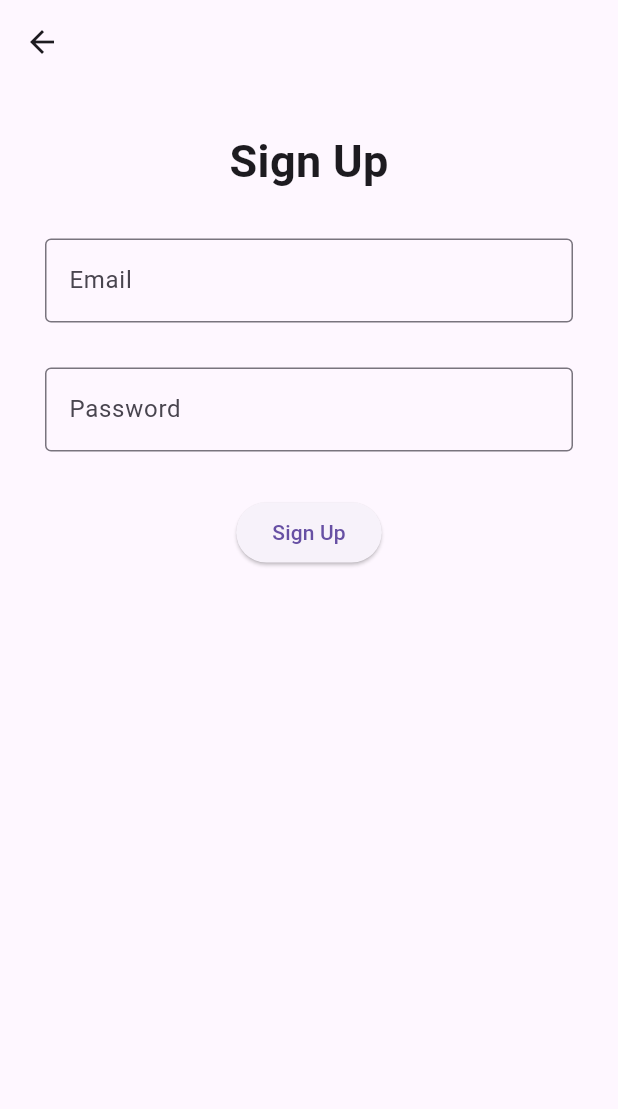
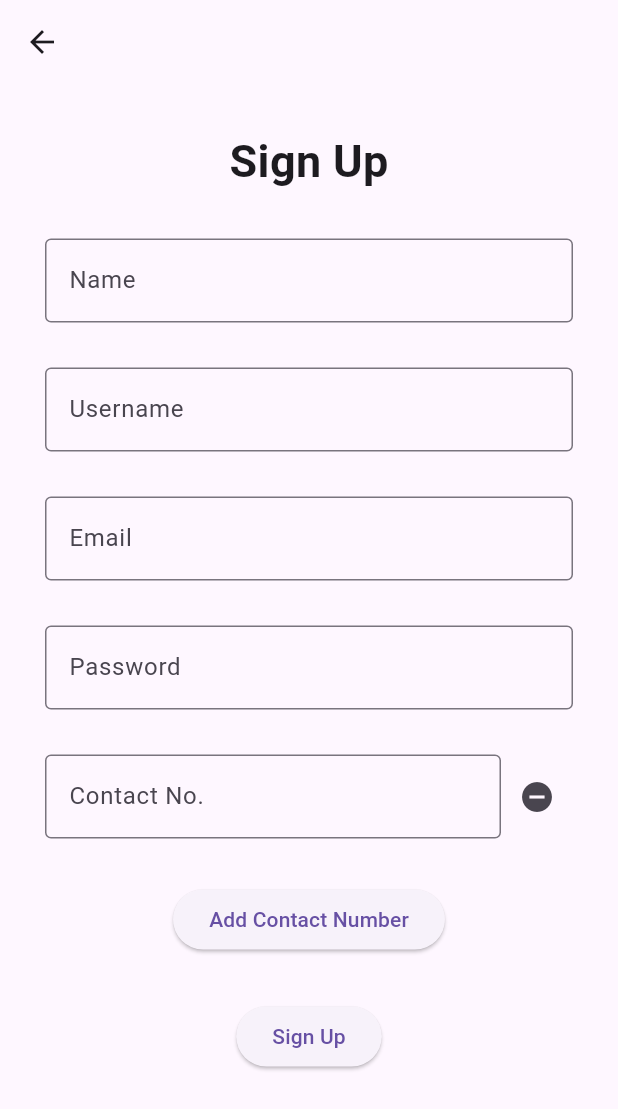
Before and after one commit to sigmund-baybay/cmsc23-final, a Flutter app: the SignUpPage screen opened directly, on a phone screen of 412 x 824 dp. Shown: the top 1109 px of the screen. Run offline on Flutter 3.47's test engine with Material 3 defaults, Android fonts, the phone set to English and light mode, and no system bars; our stand-ins replace cloud_firestore, firebase_auth, firebase_core, image_picker; accounts and stored records are empty.

Commit message:
chore: signup - added neccessary extra information to be stored when submitted

```diff
--- a/lib/api/firebase_auth_api.dart
+++ b/lib/api/firebase_auth_api.dart
@@ -1,7 +1,9 @@
+import 'package:cloud_firestore/cloud_firestore.dart';
 import 'package:firebase_auth/firebase_auth.dart';
 
 class FirebaseAuthAPI {
   final FirebaseAuth auth = FirebaseAuth.instance;
+  final FirebaseFirestore db = FirebaseFirestore.instance;
 
   Stream<User?> getUserStream() {
     return auth.authStateChanges(); // Returns a stream of user changes
@@ -11,18 +13,19 @@ class FirebaseAuthAPI {
     return auth.currentUser; // Returns who is logged in
   }
 
-  Future<String> signIn(String email, String password) async {
+  Future<String> signIn(String username, String password) async {
     try {
-      await auth.signInWithEmailAndPassword(email: email, password: password);
+      await auth.signInWithEmailAndPassword(email: username, password: password);
       return "Successfully signed in!";
     } on FirebaseAuthException catch(e) {
       return "Failed at error: ${e.code}";
     }
   }
 
-  Future<String> signUp(String email, String password) async {
+  Future<String> signUp(String email, String password, String name, String username, List<String> contactNumbers) async {
     try {
       await auth.createUserWithEmailAndPassword(email: email, password: password);
+      await db.collection("users").add({"email": email, "name": name, "username": username, "contactNumbers": contactNumbers});
       return "Successfully created account!";
     } on FirebaseAuthException catch(e) {
       return "Failed at error: ${e.code}";
@@ -32,4 +35,10 @@ class FirebaseAuthAPI {
   Future<void> signOut() async {
     await auth.signOut();
   }
+
+  Future<String> getEmail(String username) async {
+    return "";
+
+  }
+
 }
--- a/lib/main.dart
+++ b/lib/main.dart
@@ -1,8 +1,8 @@
 import 'package:firebase_core/firebase_core.dart';
 import 'package:flutter/material.dart';
-import 'package:flutter_app_exr4/providers/auth_provider.dart';
+import '../providers/auth_provider.dart';
 import 'package:provider/provider.dart';
-import 'package:flutter_app_exr4/firebase_options.dart';
+import 'package:flutter_app_mini_project/firebase_options.dart';
 import 'screens/FriendsList.dart';
 import 'screens/Slambook.dart';
 import 'providers/slambook_provider.dart';
--- a/lib/providers/auth_provider.dart
+++ b/lib/providers/auth_provider.dart
@@ -12,14 +12,14 @@ class UserAuthProvider with ChangeNotifier {
     userStream = authService.getUserStream();
   }
 
-  Future<String> signIn(String email, String password) async {
-    String response = await authService.signIn(email, password);
+  Future<String> signIn(String username, String password) async {
+    String response = await authService.signIn(username, password);
     notifyListeners();
     return response;
   }
 
-  Future<String> signUp(String email, String password) async {
-    String response = await authService.signUp(email, password);
+  Future<String> signUp(String email, String password, String name, String username, List<String> contactNumbers) async {
+    String response = await authService.signUp(email, password, name, username, contactNumbers);
     notifyListeners();
     return response;
   }
--- a/lib/screens/FriendsList.dart
+++ b/lib/screens/FriendsList.dart
@@ -1,8 +1,8 @@
 import 'package:cloud_firestore/cloud_firestore.dart';
 import 'package:flutter/material.dart';
-import 'package:flutter_app_exr4/models/friends_model.dart';
-import 'package:flutter_app_exr4/providers/slambook_provider.dart';
-import 'package:flutter_app_exr4/screens/FriendsDetailsPage.dart';
+import '../models/friends_model.dart';
+import '../providers/slambook_provider.dart';
+import '../screens/FriendsDetailsPage.dart';
 import 'package:provider/provider.dart';
 
 import '../providers/auth_provider.dart';
--- a/lib/screens/Slambook.dart
+++ b/lib/screens/Slambook.dart
@@ -1,7 +1,7 @@
 import 'package:flutter/material.dart';
 import 'package:flutter/widgets.dart';
-import 'package:flutter_app_exr4/models/friends_model.dart';
-import 'package:flutter_app_exr4/providers/slambook_provider.dart';
+import '../models/friends_model.dart';
+import '../providers/slambook_provider.dart';
 import 'package:provider/provider.dart';
 
 import '../providers/auth_provider.dart';
@@ -99,6 +99,7 @@ class _SlambookState extends State<Slambook> {
   @override
   Widget build(BuildContext context) {
     return Scaffold(
+      floatingActionButton: FloatingActionButton(onPressed: (){}, child: Icon(Icons.add),),
       appBar: AppBar(title: Text('Slambook',style: TextStyle(color: Colors.white),),backgroundColor: Color.fromARGB(255,14,14,66)),
       backgroundColor: Color.fromARGB(255, 195,211,235),
       drawer: drawer(),
--- a/lib/screens/home_page.dart
+++ b/lib/screens/home_page.dart
@@ -6,8 +6,8 @@
 
 import 'package:firebase_auth/firebase_auth.dart';
 import 'package:flutter/material.dart';
-import 'package:flutter_app_exr4/models/friends_model.dart';
-import 'package:flutter_app_exr4/screens/FriendsList.dart';
+import '../models/friends_model.dart';
+import '../screens/FriendsList.dart';
 import 'package:provider/provider.dart';
 import '../providers/auth_provider.dart';
 import 'signin_page.dart';
--- a/lib/screens/signin_page.dart
+++ b/lib/screens/signin_page.dart
@@ -55,7 +55,7 @@ class _SignInPageState extends State<SignInPage> {
           decoration: const InputDecoration(
               border: OutlineInputBorder(),
               label: Text("Email"),
-              hintText: "juandelacruz09@gmail.com"),
+              hintText: "example@gmail.com"),
           onSaved: (value) => setState(() => email = value),
           validator: (value) {
             if (value == null || value.isEmpty) {
@@ -72,7 +72,7 @@ class _SignInPageState extends State<SignInPage> {
           decoration: const InputDecoration(
               border: OutlineInputBorder(),
               label: Text("Password"),
-              hintText: "******"),
+              hintText: "********"),
           obscureText: true,
           onSaved: (value) => setState(() => password = value),
           validator: (value) {
--- a/lib/screens/signup_page.dart
+++ b/lib/screens/signup_page.dart
@@ -11,8 +11,11 @@ class SignUpPage extends StatefulWidget {
 
 class _SignUpState extends State<SignUpPage> {
   final _formKey = GlobalKey<FormState>();
+  String? name;
+  String? username;
   String? email;
   String? password;
+  List<String>? contactNumbers = [''];
 
   @override
   Widget build(BuildContext context) {
@@ -25,7 +28,7 @@ class _SignUpState extends State<SignUpPage> {
               key: _formKey,
               child: Column(
                 mainAxisAlignment: MainAxisAlignment.center,
-                children: [heading, emailField, passwordField, submitButton],
+                children: [heading, nameField, usernameField, emailField, passwordField, ...contactFields(), addContactButton, submitButton],
               ),
             )),
       ),
@@ -37,6 +40,40 @@ class _SignUpState extends State<SignUpPage> {
         child: Text(
           "Sign Up",
           style: TextStyle(fontSize: 30, fontWeight: FontWeight.bold),
+        ),
+      );
+
+  Widget get nameField => Padding(
+        padding: const EdgeInsets.only(bottom: 30),
+        child: TextFormField(
+          decoration: const InputDecoration(
+              border: OutlineInputBorder(),
+              label: Text("Name"),
+              hintText: "Enter a valid name"),
+          onSaved: (value) => setState(() => name = value),
+          validator: (value) {
+            if (value == null || value.isEmpty) {
+              return "Please enter a valid email format";
+            }
+            return null;
+          },
+        ),
+      );
+
+  Widget get usernameField => Padding(
+        padding: const EdgeInsets.only(bottom: 30),
+        child: TextFormField(
+          decoration: const InputDecoration(
+              border: OutlineInputBorder(),
+              label: Text("Username"),
+              hintText: "Enter a valid username"),
+          onSaved: (value) => setState(() => username = value),
+          validator: (value) {
+            if (value == null || value.isEmpty) {
+              return "Please enter a valid email format";
+            }
+            return null;
+          },
         ),
       );
 
@@ -75,6 +112,54 @@ class _SignUpState extends State<SignUpPage> {
         ),
       );
 
+  List<Widget> contactFields() {
+    return contactNumbers!.asMap().entries.map((entry) {
+      int index = entry.key;
+      return Padding(
+        padding: const EdgeInsets.only(bottom: 30),
+        child: Row(
+          children: [
+            Expanded(
+              child: TextFormField(
+                decoration: InputDecoration(
+                    border: OutlineInputBorder(),
+                    label: Text("Contact No."),
+                    hintText: "Enter a valid contact number"),
+                onSaved: (value) => contactNumbers?[index] = value!,
+                validator: (value) {
+                  if (value == null || value.isEmpty) {
+                    return "Please enter a valid contact number";
+                  }
+                  return null;
+                },
+              ),
+            ),
+            IconButton(
+              icon: Icon(Icons.remove_circle),
+              onPressed: () {
+                setState(() {
+                  contactNumbers!.removeAt(index);
+                });
+              },
+            ),
+          ],
+        ),
+      );
+    }).toList();
+  }
+
+  Widget get addContactButton => Padding(
+        padding: const EdgeInsets.only(bottom: 30),
+        child: ElevatedButton(
+          onPressed: () {
+            setState(() {
+              contactNumbers!.add('');
+            });
+          },
+          child: const Text("Add Contact Number"),
+        ),
+      );
+
   Widget get submitButton => ElevatedButton(
       onPressed: () async {
         if (_formKey.currentState!.validate()) {
@@ -82,7 +167,7 @@ class _SignUpState extends State<SignUpPage> {
           await context
               .read<UserAuthProvider>()
               .authService
-              .signUp(email!, password!);
+              .signUp(email!, password!, name!, username!, contactNumbers!);
 
           // check if the widget hasn't been disposed of after an asynchronous action
           if (mounted) Navigator.pop(context);
--- a/pubspec.yaml
+++ b/pubspec.yaml
@@ -1,4 +1,4 @@
-name: flutter_app_exr4
+name: flutter_app_mini_project
 description: "A new Flutter project."
 # The following line prevents the package from being accidentally published to
 # pub.dev using `flutter pub publish`. This is preferred for private packages.
@@ -38,6 +38,7 @@ dependencies:
   cloud_firestore: ^5.1.0
   provider: ^6.1.2
   firebase_auth: ^5.1.2
+  image_picker: ^1.1.2
 
 dev_dependencies:
   flutter_test:
```
Also changed, not shown: lib/screens/FriendsDetailsPage.dart (+28 -0 lines), firebase.json, lib/firebase_options.dart, pubspec.lock, 6 other files.
